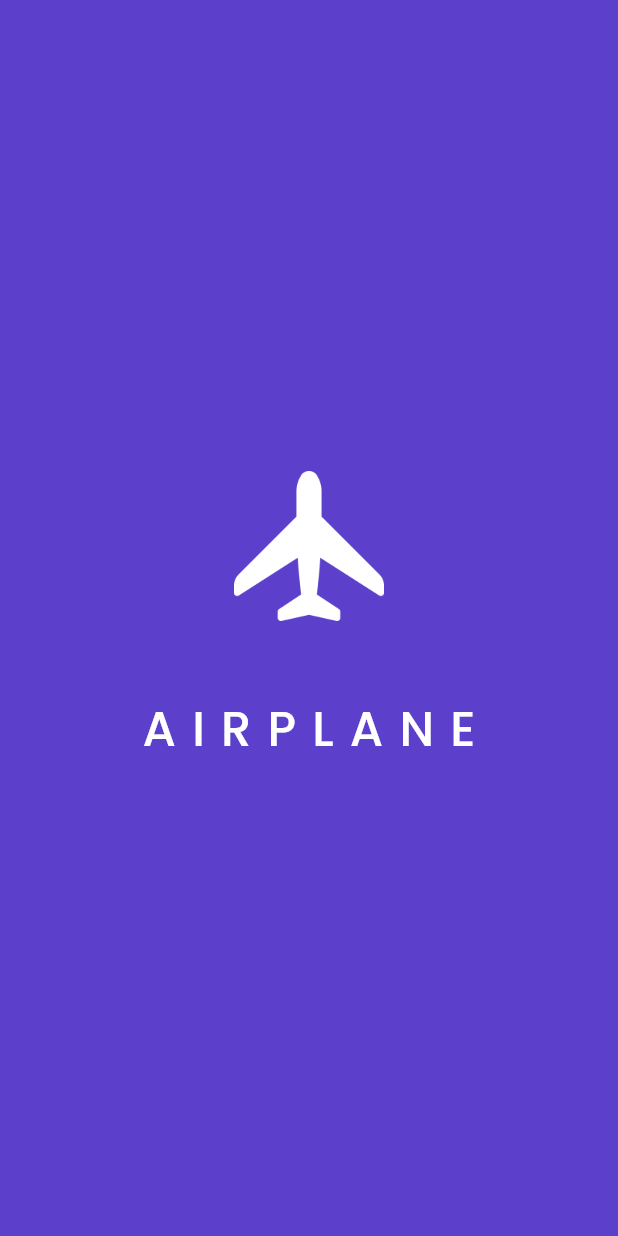
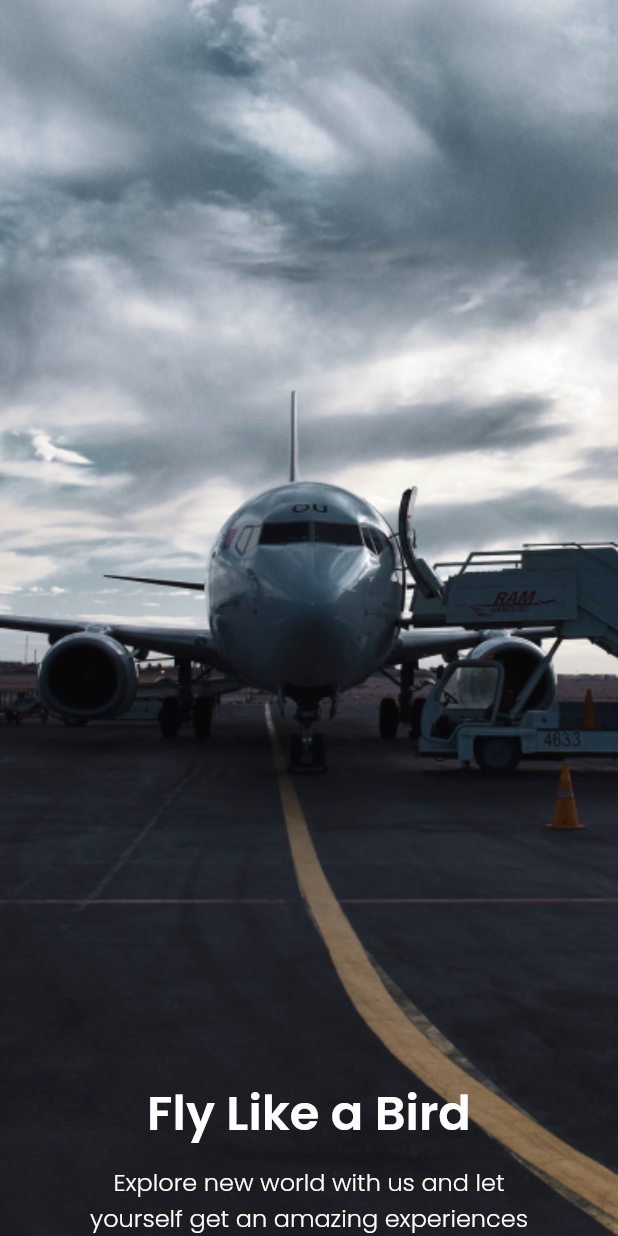
Before and after one commit to embunazzahra/travel_app, a Flutter app: the screen it shows after launch, on a phone screen of 412 x 824 dp. Run offline on Flutter 3.47's test engine with Material 2 defaults, Android fonts, the phone set to English and light mode, and no system bars; our stand-ins replace google_fonts.

```diff
--- a/lib/main.dart
+++ b/lib/main.dart
@@ -1,5 +1,6 @@
 import 'package:flutter/material.dart';
 import '../../ui/pages/splash_page.dart';
+import '../../ui/pages/get_started_page.dart';
 
 void main() => runApp(MyApp());
 
@@ -10,7 +11,7 @@ class MyApp extends StatelessWidget {
   Widget build(BuildContext context) {
     return MaterialApp(
       debugShowCheckedModeBanner: false,
-      home: SplashPage(),
+      home: GetStartedPage(),
     );
   }
 }
--- /dev/null
+++ b/lib/ui/pages/get_started_page.dart
@@ -0,0 +1,43 @@
+import 'package:flutter/material.dart';
+import '../../shared/theme.dart';
+
+class GetStartedPage extends StatelessWidget {
+  const GetStartedPage({Key? key}) : super(key: key);
+
+  @override
+  Widget build(BuildContext context) {
+    return Scaffold(
+      body: Stack(
+        children: <Widget>[
+          Container(
+            height: double.infinity,
+            width: double.infinity,
+            decoration: BoxDecoration(
+                image: DecorationImage(
+                    fit: BoxFit.cover,
+                    image: AssetImage('assets/image_get started.png'))),
+          ),
+          Center(
+            child: Column(mainAxisAlignment: MainAxisAlignment.end, children: [
+              Text(
+                'Fly Like a Bird',
+                style: whiteFont.copyWith(fontSize: 32, fontWeight: semiBold),
+              ),
+              SizedBox(
+                height: 10,
+              ),
+              Text(
+                'Explore new world with us and let\nyourself get an amazing experiences',
+                style: whiteFont.copyWith(
+                  fontSize: 16,
+                  fontWeight: light,
+                ),
+                textAlign: TextAlign.center,
+              ),
+            ]),
+          )
+        ],
+      ),
+    );
+  }
+}
```
